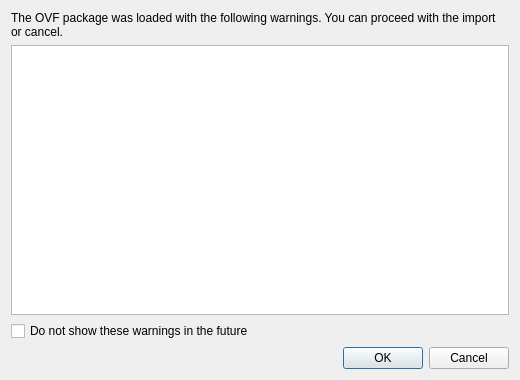
benapetr/XenAdminQt, file src/xenadmin-ui/dialogs/ovfvalidationdialog.ui: the form before one commit.
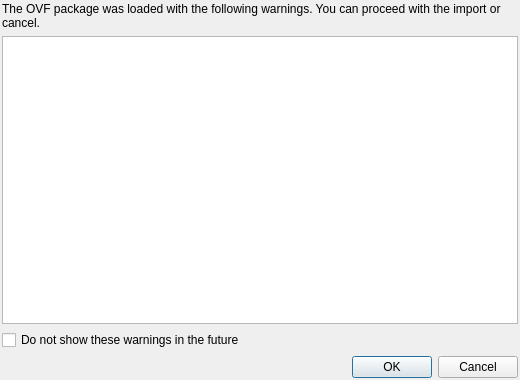
The form after the commit.

What changed in the file:
```diff
--- a/src/xenadmin-ui/dialogs/ovfvalidationdialog.ui
+++ b/src/xenadmin-ui/dialogs/ovfvalidationdialog.ui
@@ -14,6 +14,18 @@
    <string>OVF Package Validation Warnings</string>
   </property>
   <layout class="QVBoxLayout" name="verticalLayout">
+   <property name="leftMargin">
+    <number>2</number>
+   </property>
+   <property name="topMargin">
+    <number>2</number>
+   </property>
+   <property name="rightMargin">
+    <number>2</number>
+   </property>
+   <property name="bottomMargin">
+    <number>2</number>
+   </property>
    <item>
     <widget class="QLabel" name="introLabel">
      <property name="text">
```
Left out of the diff: 6 changed lines with no effect on the pictures.
